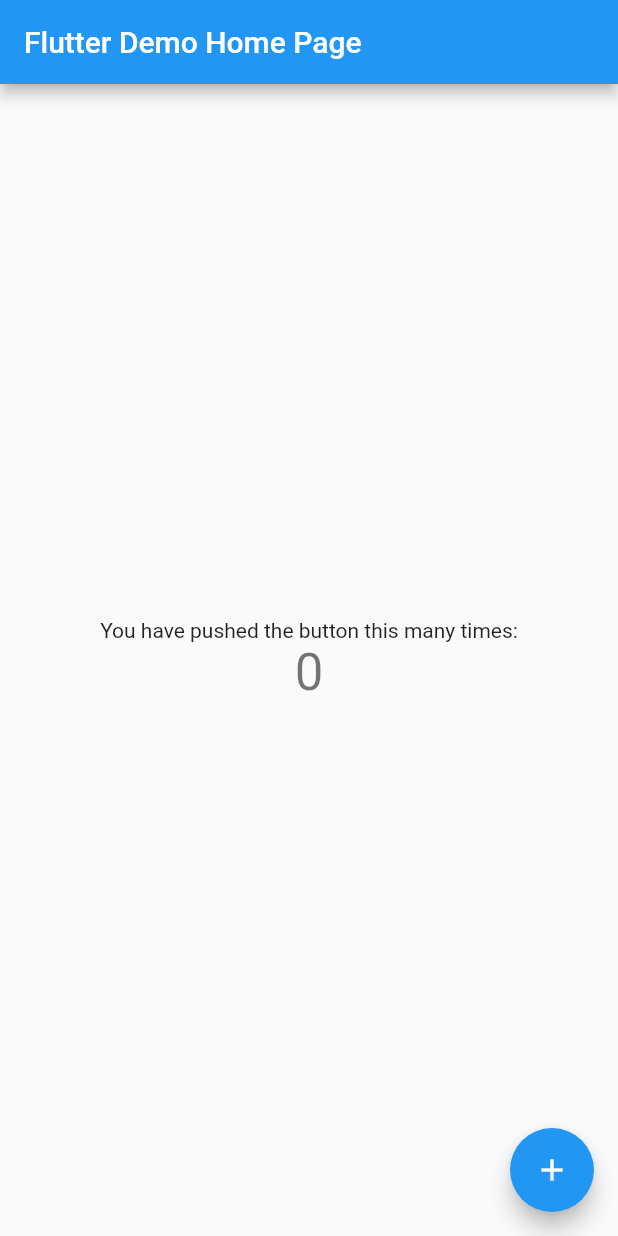
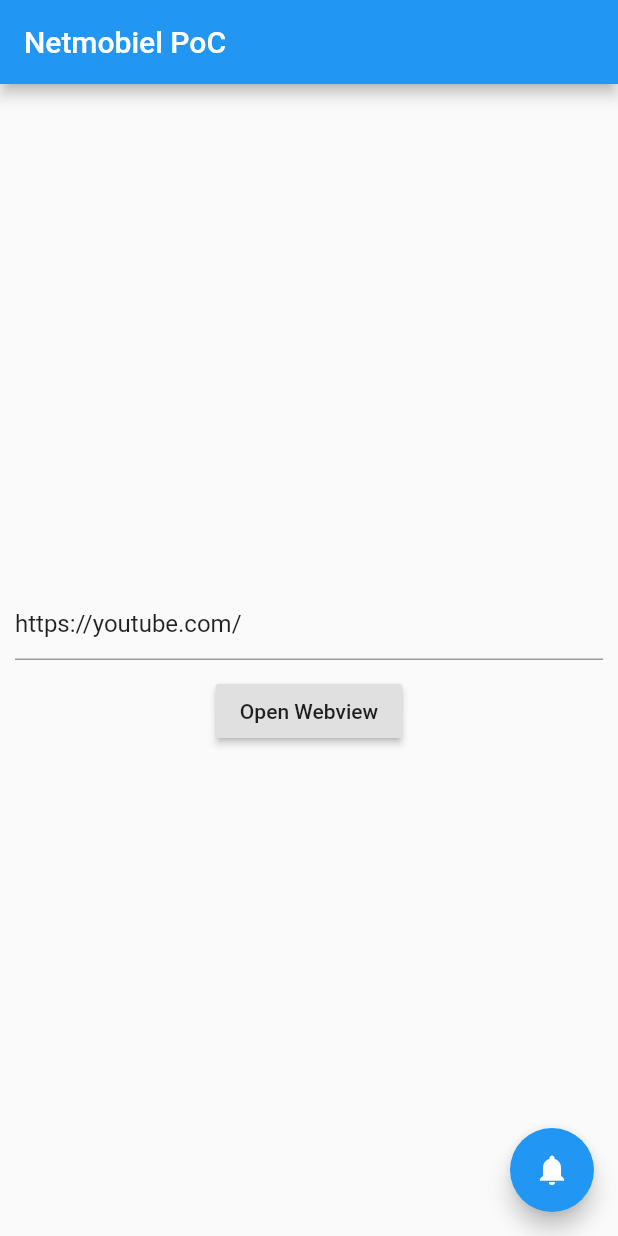
Before and after one commit to SaxionSmartCities/netmobiel-flutter-client, a Flutter app: the screen it shows after launch, on a phone screen of 412 x 824 dp. Run offline on Flutter 3.47's test engine with Material 2 defaults, Android fonts, the phone set to English and light mode, and no system bars; missing offline and left inert: flutter_webview_plugin.

Commit message:
Added webview to display a website (for testing purposes).

```diff
--- a/frontend_app/lib/main.dart
+++ b/frontend_app/lib/main.dart
@@ -1,48 +1,65 @@
 import 'package:flutter/material.dart';
+import 'package:flutter_webview_plugin/flutter_webview_plugin.dart';
+
+String url = "https://youtube.com/";
 
 void main() => runApp(new MyApp());
 
 class MyApp extends StatelessWidget {
-  // This widget is the root of your application.
   @override
   Widget build(BuildContext context) {
     return new MaterialApp(
       title: 'Flutter Demo',
       theme: new ThemeData(
-        // This is the theme of your application.
-        //
-        // Try running your application with "flutter run". You'll see the
-        // application has a blue toolbar. Then, without quitting the app, try
-        // changing the primarySwatch below to Colors.green and then invoke
-        // "hot reload" (press "r" in the console where you ran "flutter run",
-        // or press Run > Flutter Hot Reload in IntelliJ). Notice that the
-        // counter didn't reset back to zero; the application is not restarted.
         primarySwatch: Colors.blue,
       ),
-      home: new MyHomePage(title: 'Flutter Demo Home Page'),
+      routes: {
+        "/": (_) => Home(title: 'Netmobiel PoC'),
+        "/webview": (_) => WebviewScaffold(
+          url: url,
+          appBar: AppBar(
+            title: Text("WebView"),
+          ),
+          withJavascript: true,
+          withLocalStorage: true,
+          withZoom: true,
+        )
+      },
     );
   }
 }
 
-class MyHomePage extends StatefulWidget {
-  MyHomePage({Key key, this.title}) : super(key: key);
-
-  // This widget is the home page of your application. It is stateful, meaning
-  // that it has a State object (defined below) that contains fields that affect
-  // how it looks.
-
-  // This class is the configuration for the state. It holds the values (in this
-  // case the title) provided by the parent (in this case the App widget) and
-  // used by the build method of the State. Fields in a Widget subclass are
-  // always marked "final".
+class Home extends StatefulWidget {
+  Home({Key key, this.title}) : super(key: key);
 
   final String title;
 
   @override
-  _MyHomePageState createState() => new _MyHomePageState();
+  _HomeState createState() => new _HomeState();
 }
 
-class _MyHomePageState extends State<MyHomePage> {
+class _HomeState extends State<Home> {
+
+  final webView = FlutterWebviewPlugin();
+  TextEditingController controller = TextEditingController(text: url);
+
+  @override
+  void initState() {
+    super.initState();
+
+    webView.close();
+    controller.addListener(() {
+      url = controller.text;
+    });
+  }
+
+  @override
+  void dispose() {
+    webView.dispose();
+    controller.dispose();
+    super.dispose();
+  }
+
   int _counter = 0;
 
   void _incrementCounter() {
@@ -58,51 +75,33 @@ class _MyHomePageState extends State<MyHomePage> {
 
   @override
   Widget build(BuildContext context) {
-    // This method is rerun every time setState is called, for instance as done
-    // by the _incrementCounter method above.
-    //
-    // The Flutter framework has been optimized to make rerunning build methods
-    // fast, so that you can just rebuild anything that needs updating rather
-    // than having to individually change instances of widgets.
     return new Scaffold(
       appBar: new AppBar(
-        // Here we take the value from the MyHomePage object that was created by
-        // the App.build method, and use it to set our appbar title.
         title: new Text(widget.title),
       ),
       body: new Center(
-        // Center is a layout widget. It takes a single child and positions it
-        // in the middle of the parent.
         child: new Column(
-          // Column is also layout widget. It takes a list of children and
-          // arranges them vertically. By default, it sizes itself to fit its
-          // children horizontally, and tries to be as tall as its parent.
-          //
-          // Invoke "debug paint" (press "p" in the console where you ran
-          // "flutter run", or select "Toggle Debug Paint" from the Flutter tool
-          // window in IntelliJ) to see the wireframe for each widget.
-          //
-          // Column has various properties to control how it sizes itself and
-          // how it positions its children. Here we use mainAxisAlignment to
-          // center the children vertically; the main axis here is the vertical
-          // axis because Columns are vertical (the cross axis would be
-          // horizontal).
           mainAxisAlignment: MainAxisAlignment.center,
           children: <Widget>[
-            new Text(
-              'You have pushed the button this many times:',
+            Container(
+              padding: EdgeInsets.all(10.0),
+              child: TextField(
+                controller: controller,
+              ),
             ),
-            new Text(
-              '$_counter',
-              style: Theme.of(context).textTheme.display1,
-            ),
+            RaisedButton(
+              child: Text("Open Webview"),
+              onPressed: () {
+                Navigator.of(context).pushNamed("/webview");
+              },
+            )
           ],
         ),
       ),
       floatingActionButton: new FloatingActionButton(
         onPressed: _incrementCounter,
         tooltip: 'Increment',
-        child: new Icon(Icons.add),
+        child: new Icon(Icons.notifications),
       ), // This trailing comma makes auto-formatting nicer for build methods.
     );
   }
--- a/frontend_app/pubspec.yaml
+++ b/frontend_app/pubspec.yaml
@@ -19,6 +19,8 @@ dependencies:
   # The following adds the Cupertino Icons font to your application.
   # Use with the CupertinoIcons class for iOS style icons.
   cupertino_icons: ^0.1.2
+
+  flutter_webview_plugin: ^0.3.0+2
 
 dev_dependencies:
   flutter_test:
```
Also changed, not shown: 7 other files.
